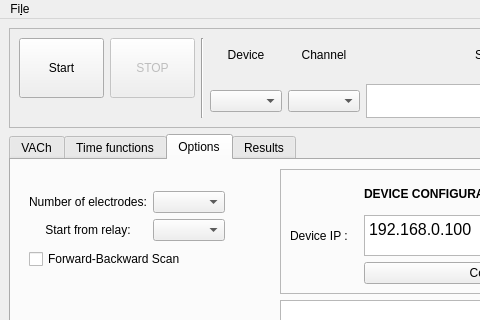
First picture: the form in GUI/Solar.ui, repository userIsTaken/SolarVACh, before the edit; both pictures show x 0 to 480 and y 0 to 320 of the 1052 by 890 pixel window.
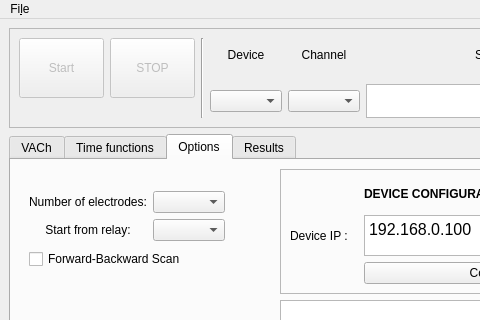
Second picture: the form after the edit. Custom widgets are drawn as their Qt base class.

```diff
--- a/GUI/Solar.ui
+++ b/GUI/Solar.ui
@@ -933,6 +933,9 @@
        </item>
        <item row="0" column="0">
         <widget class="QPushButton" name="startButton">
+         <property name="enabled">
+          <bool>false</bool>
+         </property>
          <property name="minimumSize">
           <size>
            <width>85</width>
```
